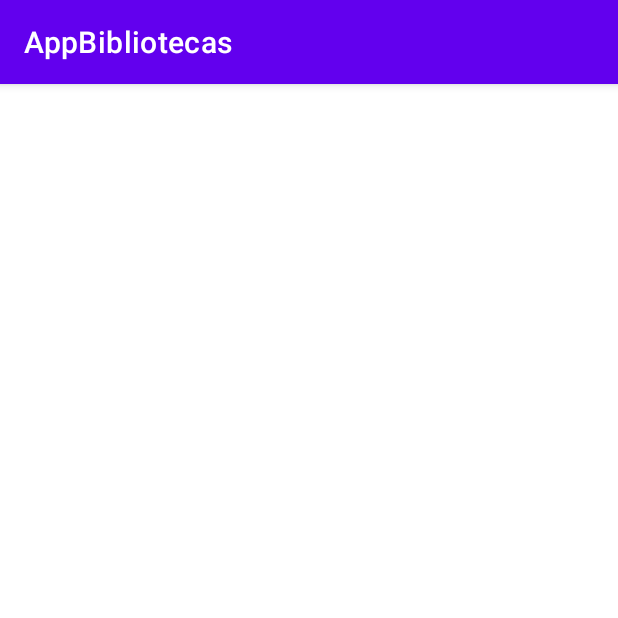
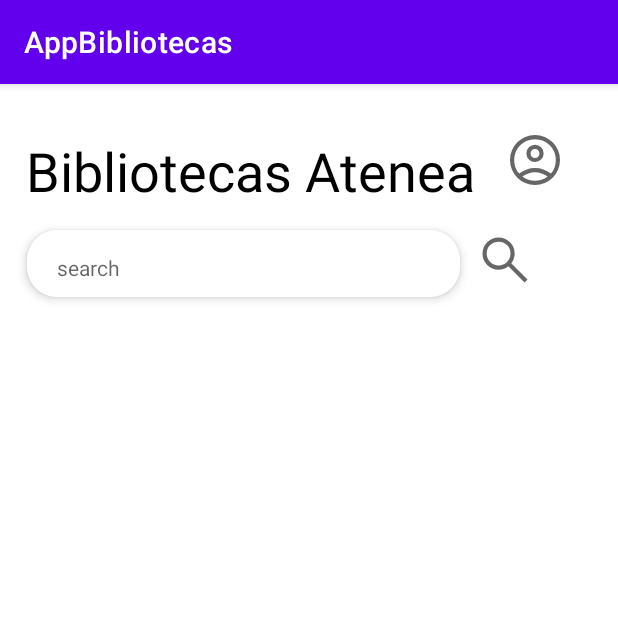
Before and after one commit to misge1/AppBibliotecas, an Android app: the screen it shows after launch (MainActivity), on a phone screen of 412 x 824 dp, the top half of it. Run offline under Robolectric (Android 15) with nearby library versions, the phone set to English and light mode, and no system bars.

Commit message:
voy a cambiar el modo

```diff
--- /dev/null
+++ b/app/src/main/res/drawable/search_bar.xml
@@ -0,0 +1,10 @@
+<?xml version="1.0" encoding="utf-8"?>
+<shape xmlns:android="http://schemas.android.com/apk/res/android">
+<corners android:radius="20dp">
+
+</corners>
+    <solid android:color="@color/white">
+
+    </solid>
+
+</shape>
--- /dev/null
+++ b/app/src/main/res/drawable/search_icon.xml
@@ -0,0 +1,10 @@
+<vector xmlns:android="http://schemas.android.com/apk/res/android"
+    android:width="40dp"
+    android:height="40dp"
+    android:viewportWidth="40"
+    android:viewportHeight="40"
+    android:tint="?attr/colorControlNormal">
+    <path
+        android:fillColor="@android:color/white"
+        android:pathData="M33,34.958 L22.208,24.167Q20.958,25.208 19.292,25.812Q17.625,26.417 15.792,26.417Q11.25,26.417 8.125,23.292Q5,20.167 5,15.708Q5,11.25 8.125,8.104Q11.25,4.958 15.75,4.958Q20.208,4.958 23.333,8.104Q26.458,11.25 26.458,15.708Q26.458,17.5 25.875,19.146Q25.292,20.792 24.167,22.208L35,32.958ZM15.75,23.625Q19.042,23.625 21.354,21.312Q23.667,19 23.667,15.708Q23.667,12.417 21.354,10.083Q19.042,7.75 15.75,7.75Q12.417,7.75 10.104,10.083Q7.792,12.417 7.792,15.708Q7.792,19 10.104,21.312Q12.417,23.625 15.75,23.625Z"/>
+</vector>
--- a/app/src/main/res/layout/activity_main.xml
+++ b/app/src/main/res/layout/activity_main.xml
@@ -6,12 +6,71 @@
     android:layout_height="match_parent"
     tools:context=".MainActivity">
 
-    <androidx.recyclerview.widget.RecyclerView
-        android:id="@+id/recyclerview_portada"
-        android:layout_width="match_parent"
-        android:layout_height="match_parent"
+    <ImageView
+        android:id="@+id/imageView2"
+        android:layout_width="wrap_content"
+        android:layout_height="wrap_content"
+        android:layout_marginTop="30dp"
+        android:layout_marginRight="20dp"
+        android:src="@drawable/icon_user"
+        app:flow_horizontalBias="1"
+        app:flow_verticalBias="0"
         app:layout_constraintBottom_toBottomOf="parent"
         app:layout_constraintEnd_toEndOf="parent"
+        app:layout_constraintHorizontal_bias="0.956"
         app:layout_constraintStart_toStartOf="parent"
-        app:layout_constraintTop_toTopOf="parent" />
+        app:layout_constraintTop_toTopOf="parent"
+        app:layout_constraintVertical_bias="0.001" />
+
+    <TextView
+        android:id="@+id/bibliotecas_texto"
+        android:layout_width="wrap_content"
+        android:layout_height="wrap_content"
+        android:layout_marginEnd="20dp"
+        android:text="Bibliotecas Atenea"
+        android:textColor="@color/black"
+        app:layout_constraintHorizontal_bias="0"
+        android:layout_marginLeft="20dp"
+        android:layout_marginTop="10dp"
+        android:textSize="36sp"
+        app:layout_constraintBottom_toBottomOf="parent"
+        app:layout_constraintEnd_toStartOf="@+id/imageView2"
+        app:layout_constraintTop_toTopOf="parent"
+        app:layout_constraintVertical_bias="0.033" />
+
+    <EditText
+        android:id="@+id/search_editext"
+        android:layout_width="0dp"
+        android:layout_height="wrap_content"
+        android:hint="search"
+        android:background="@drawable/search_bar"
+        android:paddingLeft="20dp"
+        android:paddingTop="15dp"
+        android:textSize="14sp"
+        app:flow_horizontalBias="0"
+        app:layout_constraintBottom_toBottomOf="parent"
+        app:layout_constraintEnd_toEndOf="parent"
+        app:layout_constraintHorizontal_bias="0.009"
+        app:layout_constraintStart_toStartOf="@id/bibliotecas_texto"
+        app:layout_constraintTop_toBottomOf="@id/bibliotecas_texto"
+        app:layout_constraintVertical_bias="0.0"
+        app:layout_constraintWidth_percent=".7"
+        android:elevation="4dp"
+        android:paddingBottom="10dp"
+        android:layout_marginTop="15dp"
+        />
+
+    <ImageView
+        android:layout_width="wrap_content"
+        android:layout_height="wrap_content"
+        android:src="@drawable/search_icon"
+        android:layout_marginLeft="10dp"
+        app:layout_constraintHorizontal_bias="0"
+        app:layout_constraintVertical_bias="0"
+        app:layout_constraintEnd_toEndOf="parent"
+        app:layout_constraintStart_toEndOf="@id/search_editext"
+        app:layout_constraintTop_toTopOf="@id/search_editext"
+        />
+
+
 </androidx.constraintlayout.widget.ConstraintLayout>
```
Also changed, not shown: app/src/main/res/layout/cardview_genero.xml (+0 -47 lines).
